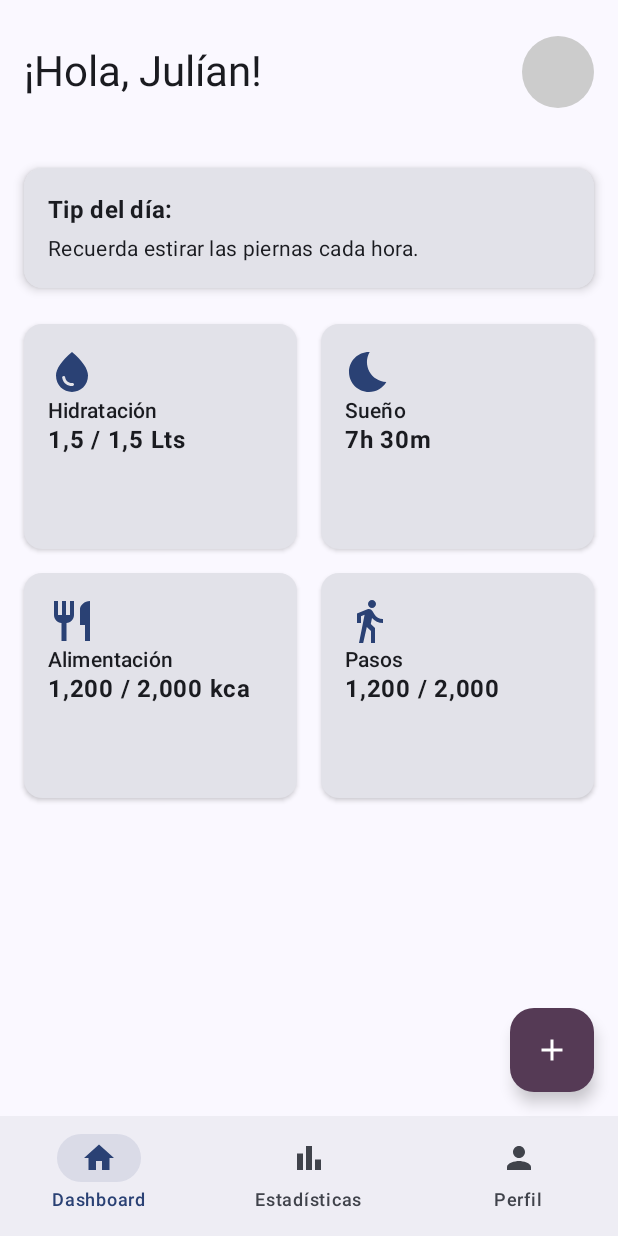
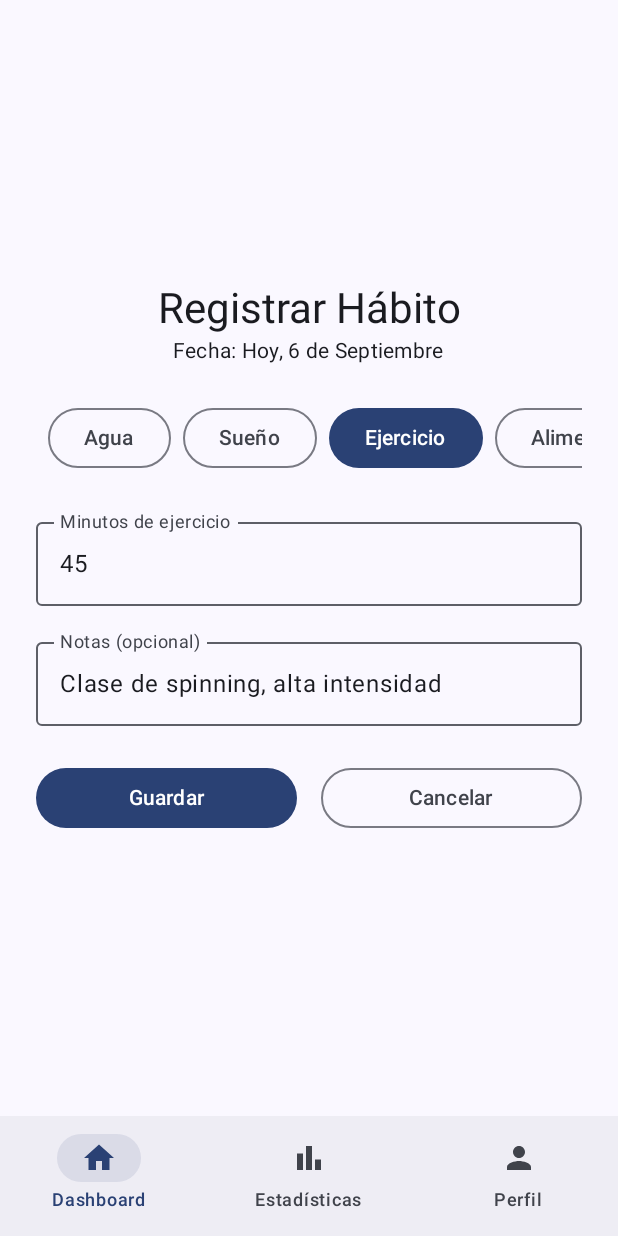
Before and after one commit to SarAvi21805/Vive_paso_a_paso, an Android app built with Jetpack Compose: the screen it shows after launch (MainActivity), on a phone screen of 412 x 824 dp. Run offline under Robolectric (Android 15) with nearby library versions, the phone set to English and light mode, and no system bars.

Commit message:
Se realizaron las siguientes modificaciones en el repositorio:
1. Declaración de recursos necesarios para implementar en la pantalla del registro de hábito.
2. Visualización de la vista del registro de hábito al compilar la aplicación.
3. Creación de archivos adicionales para colocar el código funcional de la vista (siguiente entrega).
4. Implementación de los cuatro hábitos principales (sueño, alimentación, ejercicio y agua) y otros dos adicionales para validar el funcionamiento de un scroll horizontal para seleccionar los hábitos (escalabilidad de la UI)

```diff
--- a/app/src/main/java/com/example/vivepasoapaso/MainActivity.kt
+++ b/app/src/main/java/com/example/vivepasoapaso/MainActivity.kt
@@ -15,6 +15,7 @@ import androidx.compose.ui.Modifier
 import androidx.compose.ui.tooling.preview.Preview
 import com.example.vivepasoapaso.ui.screens.dashboard.DashboardScreen
 import com.example.vivepasoapaso.ui.screens.login.LoginScreen
+import com.example.vivepasoapaso.ui.screens.registerhabit.RegisterHabitScreen
 import com.example.vivepasoapaso.ui.theme.VivePasoAPasoTheme
 
 class MainActivity : ComponentActivity() {
@@ -26,8 +27,9 @@ class MainActivity : ComponentActivity() {
                     modifier = Modifier.fillMaxSize(),
                     color = MaterialTheme.colorScheme.background
                 ) { // Pantallas para visualizar
-                    LoginScreen()
-                    DashboardScreen()
+                    //LoginScreen()
+                    //DashboardScreen()
+                    RegisterHabitScreen()
                 }
             }
         }
--- /dev/null
+++ b/app/src/main/java/com/example/vivepasoapaso/ui/screens/registerhabit/RegisterHabitEvent.kt
@@ -0,0 +1 @@
+package com.example.vivepasoapaso.ui.screens.registerhabit
--- /dev/null
+++ b/app/src/main/java/com/example/vivepasoapaso/ui/screens/registerhabit/RegisterHabitScreen.kt
@@ -0,0 +1,116 @@
+package com.example.vivepasoapaso.ui.screens.registerhabit
+
+import androidx.compose.foundation.layout.*
+import androidx.compose.material3.*
+import androidx.compose.runtime.*
+import androidx.compose.ui.Alignment
+import androidx.compose.ui.Modifier
+import androidx.compose.ui.res.dimensionResource
+import androidx.compose.ui.res.stringResource
+import androidx.compose.ui.tooling.preview.Preview
+import com.example.vivepasoapaso.R
+import com.example.vivepasoapaso.ui.screens.dashboard.BottomNavBar
+import com.example.vivepasoapaso.ui.theme.VivePasoAPasoTheme
+import androidx.compose.foundation.lazy.LazyRow
+import androidx.compose.foundation.lazy.items
+
+@OptIn(ExperimentalMaterial3Api::class)
+@Composable
+fun RegisterHabitScreen() {
+    Scaffold(
+        bottomBar = { BottomNavBar() }
+    ) { paddingValues ->
+        Box(
+            modifier = Modifier
+                .fillMaxSize()
+                .padding(paddingValues), // Padding para no superponerse con la barra
+            contentAlignment = Alignment.Center // Centrando el contenido
+        ) {
+            Column(
+                modifier = Modifier
+                    .fillMaxWidth()
+                    .padding(horizontal = dimensionResource(id = R.dimen.padding_large)),
+                horizontalAlignment = Alignment.CenterHorizontally
+            ) {
+                Text(
+                    text = stringResource(id = R.string.register_habit_title),
+                    style = MaterialTheme.typography.headlineMedium
+                )
+                Text(
+                    text = stringResource(id = R.string.date_label),
+                    style = MaterialTheme.typography.bodyMedium
+                )
+                Spacer(modifier = Modifier.height(dimensionResource(id = R.dimen.margin_large)))
+
+                HabitScrollableSelector() // Composable para los botones
+
+                Spacer(modifier = Modifier.height(dimensionResource(id = R.dimen.margin_large)))
+
+                OutlinedTextField(
+                    value = "45",
+                    onValueChange = {},
+                    label = { Text(stringResource(id = R.string.minutes_of_exercise)) },
+                    modifier = Modifier.fillMaxWidth()
+                )
+                Spacer(modifier = Modifier.height(dimensionResource(id = R.dimen.margin_medium)))
+
+                OutlinedTextField(
+                    value = "Clase de spinning, alta intensidad",
+                    onValueChange = {},
+                    label = { Text(stringResource(id = R.string.notes_optional)) },
+                    modifier = Modifier.fillMaxWidth()
+                )
+                Spacer(modifier = Modifier.height(dimensionResource(id = R.dimen.margin_large)))
+
+                Row(
+                    modifier = Modifier.fillMaxWidth(),
+                    horizontalArrangement = Arrangement.spacedBy(dimensionResource(id = R.dimen.padding_medium))
+                ) {
+                    Button(onClick = { /* No action */ }, modifier = Modifier.weight(1f)) {
+                        Text(text = stringResource(id = R.string.save_button))
+                    }
+                    OutlinedButton(onClick = { /* No action */ }, modifier = Modifier.weight(1f)) {
+                        Text(text = stringResource(id = R.string.cancel_button))
+                    }
+                }
+            }
+        }
+    }
+}
+
+@Composable
+fun HabitScrollableSelector() {
+    // El estado funciona exactamente igual que antes
+    var selectedHabit by remember { mutableStateOf("Ejercicio") }
+    val habits = listOf("Agua", "Sueño", "Ejercicio", "Alimentación", "Meditar", "Leer") // Hábitos
+
+    // LazyRow crea una fila horizontal que se puede deslizar
+    LazyRow(
+        modifier = Modifier.fillMaxWidth(),
+        horizontalArrangement = Arrangement.spacedBy(dimensionResource(id = R.dimen.padding_small)),
+        contentPadding = PaddingValues(horizontal = dimensionResource(id = R.dimen.padding_small))
+    ) {
+        items(habits) { habit ->
+            val isSelected = habit == selectedHabit
+
+            // La lógica de selección es la misma
+            if (isSelected) {
+                Button(onClick = { selectedHabit = habit }) {
+                    Text(text = habit)
+                }
+            } else {
+                OutlinedButton(onClick = { selectedHabit = habit }) {
+                    Text(text = habit)
+                }
+            }
+        }
+    }
+}
+
+@Preview(showBackground = true, device = "spec:width=360dp,height=640dp,dpi=480")
+@Composable
+fun RegisterHabitScreenPreview() {
+    VivePasoAPasoTheme {
+        RegisterHabitScreen()
+    }
+}
--- /dev/null
+++ b/app/src/main/java/com/example/vivepasoapaso/ui/screens/registerhabit/RegisterHabitState.kt
@@ -0,0 +1 @@
+package com.example.vivepasoapaso.ui.screens.registerhabit
--- /dev/null
+++ b/app/src/main/java/com/example/vivepasoapaso/ui/screens/registerhabit/RegisterHabitViewModel.kt
@@ -0,0 +1 @@
+package com.example.vivepasoapaso.ui.screens.registerhabit
--- a/app/src/main/res/values/strings.xml
+++ b/app/src/main/res/values/strings.xml
@@ -20,4 +20,14 @@
     <string name="stats_nav">Estadísticas</string>
     <string name="profile_nav">Perfil</string>
 
+    <!-- Register Habit Screen -->
+    <string name="register_habit_title">Registrar Hábito</string>
+    <string name="date_label">Fecha: Hoy, 6 de Septiembre</string>
+    <string name="water">Agua</string>
+    <string name="exercise">Ejercicio</string>
+    <string name="minutes_of_exercise">Minutos de ejercicio</string>
+    <string name="notes_optional">Notas (opcional)</string>
+    <string name="save_button">Guardar</string>
+    <string name="cancel_button">Cancelar</string>
+
 </resources>
```
